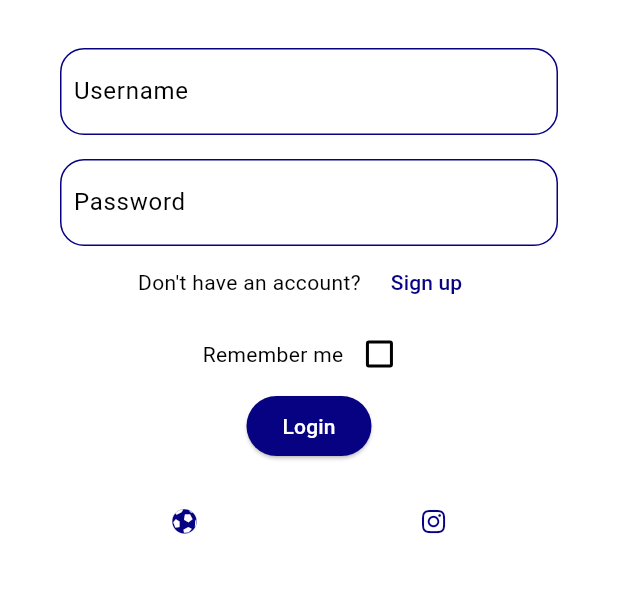
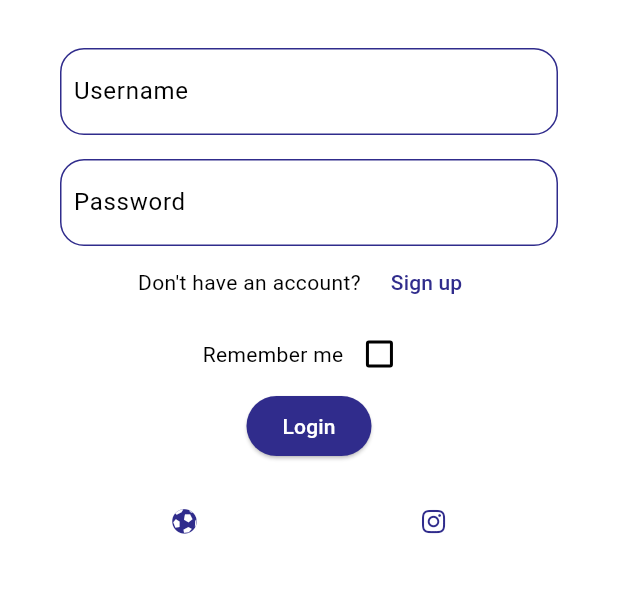
Before and after one commit to CrazyPingu/ssredentore, a Flutter app: the screen it shows after launch, on a phone screen of 412 x 824 dp, the part 570-1163 px from its top. Run offline on Flutter 3.47's test engine with Material 3 defaults, Android fonts, the phone set to English and light mode, and no system bars; our stand-ins replace cloud_firestore, firebase_core, fluttertoast, shared_preferences; accounts and stored records are empty; generated files the repository leaves out were written again.

Commit message:
Moved package

```diff
--- a/lib/l10n/app_en.arb
+++ b/lib/l10n/app_en.arb
@@ -4,6 +4,7 @@
   "confirm_password": "Confirm Password",
   "dont_have_account": "Don't have an account?",
   "empty_fields": "Username and password cannot be empty",
+  "home": "Home",
   "login": "Login",
   "login_failed": "Wrong password or username",
   "login_success": "Login success",
@@ -11,6 +12,7 @@
   "password": "Password",
   "passwords_dont_match": "Passwords don't match",
   "remember_me": "Remember me",
+  "select_theme": "Select theme",
   "settings": "Settings",
   "signup": "Sign up",
   "user_already_exists": "User already exists",
--- a/lib/l10n/app_it.arb
+++ b/lib/l10n/app_it.arb
@@ -4,6 +4,7 @@
   "confirm_password": "Conferma Password",
   "dont_have_account": "Non hai un account?",
   "empty_fields": "Nome utente e password non possono essere vuoti",
+  "home": "Home",
   "login": "Accedi",
   "login_failed": "Username o password sbagliati",
   "login_success": "Accesso effettuato con successo",
@@ -11,6 +12,7 @@
   "password": "Password",
   "passwords_dont_match": "Le password non corrispondono",
   "remember_me": "Ricordami",
+  "select_theme": "Seleziona il tema",
   "settings": "Impostazioni",
   "signup": "Registrati",
   "user_already_exists": "Utente già esistente",
--- a/lib/signup.dart
+++ b/lib/signup.dart
@@ -1,8 +1,8 @@
 import 'package:flutter/material.dart';
 import 'package:flutter_gen/gen_l10n/app_localizations.dart';
-import 'package:ssredentore/library/flutter_toast.dart';
-import 'package:ssredentore/library/gui_shortcute.dart';
-import 'package:ssredentore/library/query_firebase.dart';
+import 'package:ssredentore/utilities/flutter_toast.dart';
+import 'package:ssredentore/utilities/gui_shortcut.dart';
+import 'package:ssredentore/utilities/query_firebase.dart';
 import 'package:ssredentore/utilities/routes.dart';
 
 class SignUpPage extends StatefulWidget {
--- a/lib/library/query_firebase.dart
+++ b/lib/utilities/query_firebase.dart
@@ -1,7 +1,7 @@
 library;
 
 import 'package:cloud_firestore/cloud_firestore.dart';
-import 'package:ssredentore/library/flutter_toast.dart';
+import 'package:ssredentore/utilities/flutter_toast.dart';
 
 class QueryFirebase {
   QueryFirebase._();
--- a/lib/utilities/themes.dart
+++ b/lib/utilities/themes.dart
@@ -5,15 +5,27 @@ import 'package:flutter/material.dart';
 class ThemeClass {
   ThemeClass._();
 
-  final Color _lightPrimaryColor = const Color.fromARGB(255, 7, 2, 130);
+  final Color _lightPrimaryColor = const Color.fromARGB(255, 48, 44, 140);
+  final Color _lightSecondaryColor = const Color.fromARGB(255, 71, 74, 140);
+  final Color _lightTertiaryColor = const Color.fromARGB(255, 196, 188, 204);
   final Color _lightBackgroundColor = const Color.fromARGB(255, 196, 188, 204);
 
   final Color _darkPrimaryColor = Colors.deepOrange;
+  final Color _darkSecondaryColor = Colors.deepOrangeAccent;
+  final Color _darkTertiaryColor = const Color.fromARGB(255, 42, 40, 40);
   final Color _darkBackgroundColor = const Color.fromARGB(255, 42, 40, 40);
-  // final Color _darkBackgroundColor = Colors.black;
 
   static ThemeData lightTheme = ThemeData(
-    primaryColor: ThemeData.light().scaffoldBackgroundColor,
+    useMaterial3: true,
+    // set the theme for color scheme
+    colorScheme: const ColorScheme.light().copyWith(
+      primary: ThemeClass._()._lightPrimaryColor,
+      secondary: ThemeClass._()._lightSecondaryColor,
+      tertiary: ThemeClass._()._lightTertiaryColor,
+      background: ThemeClass._()._lightBackgroundColor,
+    ),
+
+    // set the button theme
     elevatedButtonTheme: ElevatedButtonThemeData(
       style: ButtonStyle(
         backgroundColor:
@@ -21,14 +33,19 @@ class ThemeClass {
         foregroundColor: MaterialStateProperty.all<Color>(Colors.white),
       ),
     ),
-    colorScheme: const ColorScheme.light().copyWith(
-      primary: ThemeClass._()._lightPrimaryColor,
-      background: ThemeClass._()._lightBackgroundColor,
-    ),
   );
 
   static ThemeData darkTheme = ThemeData(
-    primaryColor: ThemeData.dark().scaffoldBackgroundColor,
+    useMaterial3: true,
+    // set the theme for color scheme
+    colorScheme: const ColorScheme.dark().copyWith(
+      primary: ThemeClass._()._darkPrimaryColor,
+      secondary: ThemeClass._()._darkSecondaryColor,
+      tertiary: ThemeClass._()._darkTertiaryColor,
+      background: ThemeClass._()._darkBackgroundColor,
+    ),
+
+    // set the button theme
     elevatedButtonTheme: ElevatedButtonThemeData(
       style: ButtonStyle(
         backgroundColor:
@@ -36,9 +53,5 @@ class ThemeClass {
         foregroundColor: MaterialStateProperty.all<Color>(Colors.white),
       ),
     ),
-    colorScheme: const ColorScheme.dark().copyWith(
-      primary: ThemeClass._()._darkPrimaryColor,
-      background: ThemeClass._()._darkBackgroundColor,
-    ),
   );
 }
```
Also changed, not shown: lib/home_page.dart (+9 -9 lines), lib/main.dart (+5 -5 lines), lib/library/firebase_options.dart (renamed from lib/utilities/firebase_options.dart), lib/utilities/flutter_toast.dart (renamed from lib/library/flutter_toast.dart), lib/utilities/gui_shortcut.dart (renamed from lib/library/gui_shortcute.dart), lib/utilities/shared_preferences.dart (renamed from lib/library/shared_preferences.dart).
